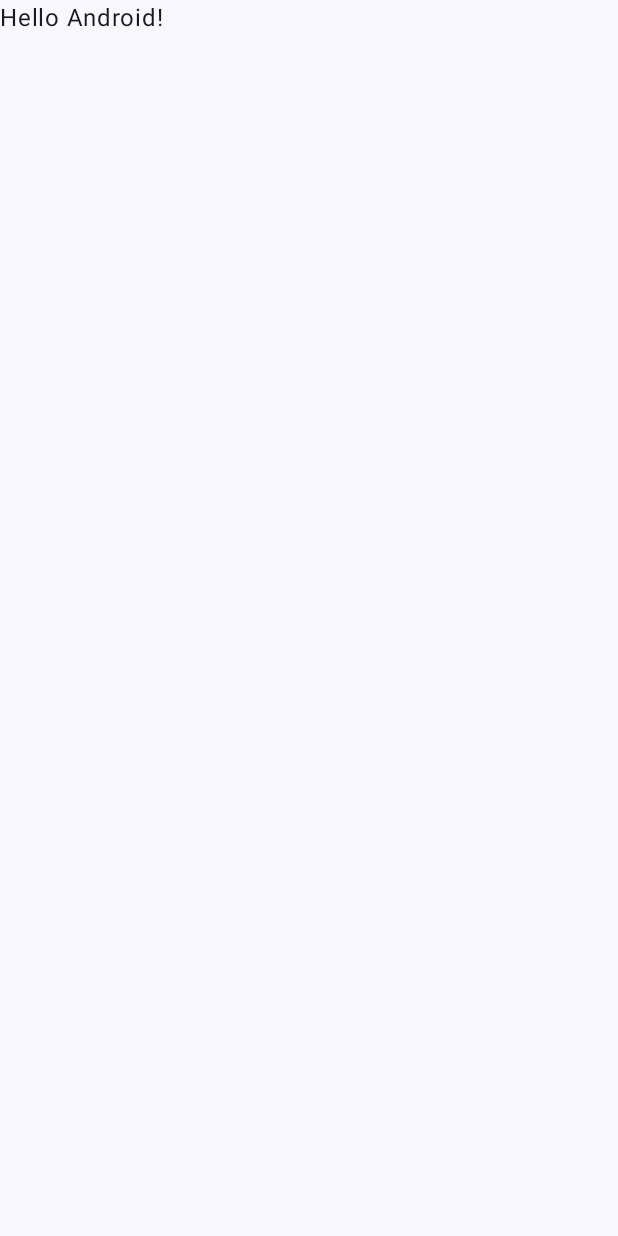
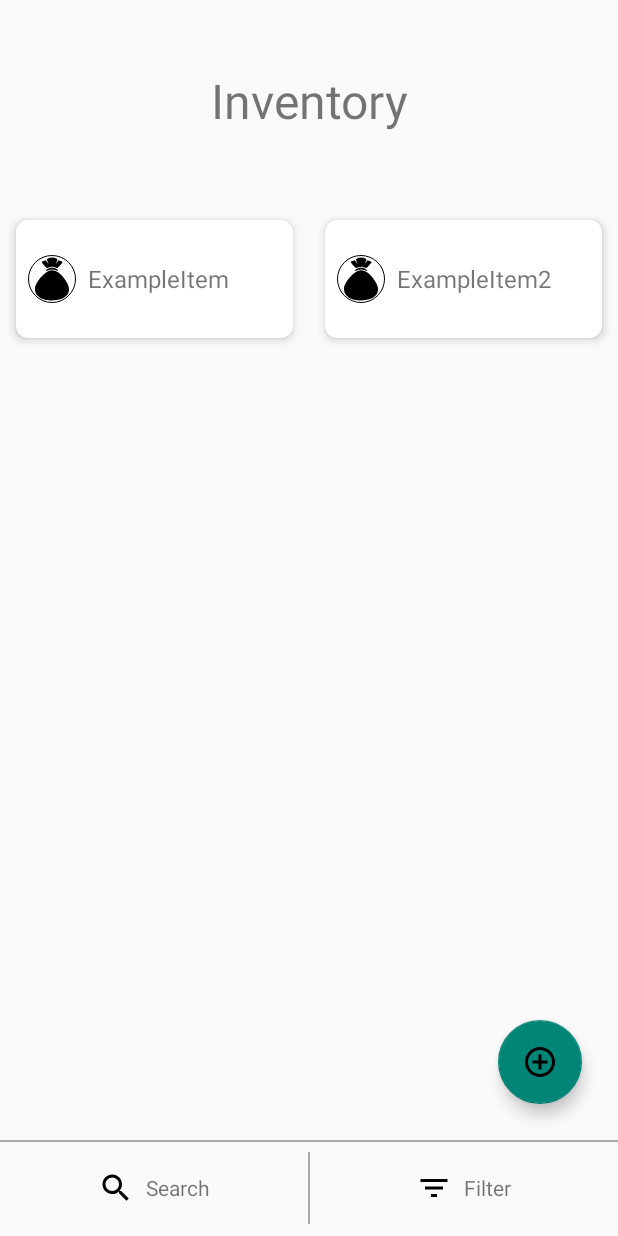
Before and after one commit to BlauesBIld/AITextDungeon, an Android app built with Jetpack Compose: the screen it shows after launch (MainActivity), on a phone screen of 412 x 824 dp. Before the commit the screen is almost empty. Run offline under Robolectric (Android 15) with nearby library versions, the phone set to English and light mode, and no system bars.

Commit message:
Temporary feature to add example items implemented

```diff
--- a/app/build.gradle.kts
+++ b/app/build.gradle.kts
@@ -5,7 +5,7 @@ plugins {
 
 android {
     namespace = "zeljko.dejan.rpginventorymanager"
-    compileSdk = 33
+    compileSdk = 34
 
     defaultConfig {
         applicationId = "zeljko.dejan.rpginventorymanager"
@@ -51,7 +51,7 @@ android {
 
 dependencies {
 
-    implementation("androidx.core:core-ktx:1.9.0")
+    implementation("androidx.core:core-ktx:1.12.0")
     implementation("androidx.lifecycle:lifecycle-runtime-ktx:2.6.2")
     implementation("androidx.activity:activity-compose:1.8.0")
     implementation(platform("androidx.compose:compose-bom:2023.03.00"))
@@ -59,6 +59,8 @@ dependencies {
     implementation("androidx.compose.ui:ui-graphics")
     implementation("androidx.compose.ui:ui-tooling-preview")
     implementation("androidx.compose.material3:material3")
+    implementation("androidx.recyclerview:recyclerview:1.3.2")
+    implementation("com.google.android.material:material:1.10.0")
     testImplementation("junit:junit:4.13.2")
     androidTestImplementation("androidx.test.ext:junit:1.1.5")
     androidTestImplementation("androidx.test.espresso:espresso-core:3.5.1")
--- a/app/src/main/AndroidManifest.xml
+++ b/app/src/main/AndroidManifest.xml
@@ -10,13 +10,13 @@
         android:label="@string/app_name"
         android:roundIcon="@mipmap/ic_launcher_round"
         android:supportsRtl="true"
-        android:theme="@style/Theme.RPGInventoryManager"
+        android:theme="@style/AppTheme"
         tools:targetApi="31">
         <activity
             android:name=".MainActivity"
             android:exported="true"
             android:label="@string/app_name"
-            android:theme="@style/Theme.RPGInventoryManager">
+            android:theme="@style/AppTheme">
             <intent-filter>
                 <action android:name="android.intent.action.MAIN" />
 
--- /dev/null
+++ b/app/src/main/java/zeljko/dejan/rpginventorymanager/Item.kt
@@ -0,0 +1,7 @@
+package zeljko.dejan.rpginventorymanager
+
+class Item(val name: String, val icon: Int){
+    var quantity: Int = 0;
+    var properties: MutableMap<String, String> = mutableMapOf()
+    var categories: MutableSet<String> = mutableSetOf()
+}
--- /dev/null
+++ b/app/src/main/java/zeljko/dejan/rpginventorymanager/ItemsAdapter.kt
@@ -0,0 +1,41 @@
+package zeljko.dejan.rpginventorymanager
+
+import android.util.Log
+import android.view.LayoutInflater
+import android.view.View
+import android.view.ViewGroup
+import android.widget.ImageView
+import android.widget.TextView
+import androidx.recyclerview.widget.RecyclerView
+
+class ItemsAdapter(private val items: MutableList<Item>): RecyclerView.Adapter<ItemsAdapter.ItemViewHolder>() {
+    override fun onCreateViewHolder(parent: ViewGroup, viewType: Int): ItemViewHolder {
+        val view = LayoutInflater.from(parent.context).inflate(R.layout.item_layout, parent, false)
+        return ItemViewHolder(view)
+    }
+
+    override fun onBindViewHolder(holder: ItemViewHolder, position: Int) {
+        val item = items[position]
+        holder.nameTextView.text = item.name
+        if (item.icon != 0) {
+            holder.iconImageView.setImageResource(item.icon)
+        } else {
+            holder.iconImageView.visibility = View.GONE
+        }
+    }
+
+    class ItemViewHolder(view: View) : RecyclerView.ViewHolder(view) {
+        val nameTextView: TextView = view.findViewById(R.id.item_name)
+        val iconImageView: ImageView = view.findViewById(R.id.item_icon)
+    }
+
+    override fun getItemCount(): Int {
+        return items.size;
+    }
+
+    fun addItem(item: Item) {
+        items.add(item)
+        notifyItemInserted(items.size - 1)
+        Log.i("ItemsAdapter", "Item added: ${item.name}")
+    }
+}
--- a/app/src/main/java/zeljko/dejan/rpginventorymanager/MainActivity.kt
+++ b/app/src/main/java/zeljko/dejan/rpginventorymanager/MainActivity.kt
@@ -1,46 +1,41 @@
 package zeljko.dejan.rpginventorymanager
 
 import android.os.Bundle
-import androidx.activity.ComponentActivity
-import androidx.activity.compose.setContent
-import androidx.compose.foundation.layout.fillMaxSize
-import androidx.compose.material3.MaterialTheme
-import androidx.compose.material3.Surface
-import androidx.compose.material3.Text
-import androidx.compose.runtime.Composable
-import androidx.compose.ui.Modifier
-import androidx.compose.ui.tooling.preview.Preview
-import zeljko.dejan.rpginventorymanager.ui.theme.RPGInventoryManagerTheme
+import android.util.Log
+import android.view.View
+import androidx.appcompat.app.AppCompatActivity
+import androidx.recyclerview.widget.GridLayoutManager
+import androidx.recyclerview.widget.RecyclerView
+import com.google.android.material.floatingactionbutton.FloatingActionButton
 
-class MainActivity : ComponentActivity() {
+// Import other necessary classes
+
+class MainActivity : AppCompatActivity() {
+    private lateinit var itemsRecyclerView: RecyclerView
+    private lateinit var adapter: ItemsAdapter
+
     override fun onCreate(savedInstanceState: Bundle?) {
         super.onCreate(savedInstanceState)
-        setContent {
-            RPGInventoryManagerTheme {
-                // A surface container using the 'background' color from the theme
-                Surface(
-                    modifier = Modifier.fillMaxSize(),
-                    color = MaterialTheme.colorScheme.background
-                ) {
-                    Greeting("Android")
-                }
-            }
-        }
+        setContentView(R.layout.activity_main)
+
+        itemsRecyclerView = findViewById(R.id.itemsRecyclerView)
+        adapter = ItemsAdapter(mutableListOf(Item("ExampleItem", R.drawable.ic_pouch), Item("ExampleItem2", R.drawable.ic_pouch)))
+        itemsRecyclerView.adapter = adapter
+
+        val layoutManager = GridLayoutManager(this, 2)
+        itemsRecyclerView.layoutManager = layoutManager
+
+        val fabAddItem = findViewById<FloatingActionButton>(R.id.fabAddItem)
+        fabAddItem.setOnClickListener{startAddNewItemProcess()}
+    }
+
+    fun onSearchClicked(view: View) {}
+
+    fun onFilterClicked(view: View) {}
+
+    fun startAddNewItemProcess(){
+        Log.i("MainActivity", "Add new item process started")
+        val exampleItem = Item("ExampleItem", R.drawable.ic_pouch)
+        adapter.addItem(exampleItem)
     }
 }
-
-@Composable
-fun Greeting(name: String, modifier: Modifier = Modifier) {
-    Text(
-        text = "Hello $name!",
-        modifier = modifier
-    )
-}
-
-@Preview(showBackground = true)
-@Composable
-fun GreetingPreview() {
-    RPGInventoryManagerTheme {
-        Greeting("Android")
-    }
-}
--- /dev/null
+++ b/app/src/main/res/drawable/bottom_bar_background.xml
@@ -0,0 +1,15 @@
+<layer-list xmlns:android="http://schemas.android.com/apk/res/android">
+    <item>
+        <shape android:shape="rectangle">
+            <solid android:color="@android:color/transparent"/>
+        </shape>
+    </item>
+    <item android:bottom="-2dp" android:right="-2dp" android:left="-2dp">
+        <shape>
+            <stroke
+                android:width="1dp"
+                android:color="@android:color/darker_gray" />
+            <solid android:color="@android:color/transparent"/>
+        </shape>
+    </item>
+</layer-list>
--- /dev/null
+++ b/app/src/main/res/drawable/circle_shape.xml
@@ -0,0 +1,8 @@
+<shape xmlns:android="http://schemas.android.com/apk/res/android"
+    android:shape="oval">
+    <solid android:color="@color/white"/> <!-- Circle color -->
+    <stroke android:width="0.5dp" android:color="@android:color/black"/> <!-- Black outline -->
+    <size
+        android:width="24dp"
+        android:height="24dp"/>
+</shape>
--- /dev/null
+++ b/app/src/main/res/drawable/fab_background.xml
@@ -0,0 +1,18 @@
+<layer-list xmlns:android="http://schemas.android.com/apk/res/android">
+    <!-- Shadow Layer -->
+    <item android:left="4dp" android:top="4dp">
+        <shape android:shape="oval">
+            <solid android:color="#40000000"/>
+        </shape>
+    </item>
+
+    <!-- Button Layer with Outline -->
+    <item android:bottom="4dp" android:right="4dp">
+        <shape android:shape="oval">
+            <!-- Outline (Stroke) -->
+            <stroke android:width="2dp" android:color="@android:color/black"/>
+            <!-- Button Color -->
+            <solid android:color="@color/green"/>
+        </shape>
+    </item>
+</layer-list>
--- /dev/null
+++ b/app/src/main/res/drawable/ic_add.xml
@@ -0,0 +1,5 @@
+<vector android:height="48dp" android:tint="#000000"
+    android:viewportHeight="24" android:viewportWidth="24"
+    android:width="48dp" xmlns:android="http://schemas.android.com/apk/res/android">
+    <path android:fillColor="@android:color/white" android:pathData="M13,7h-2v4L7,11v2h4v4h2v-4h4v-2h-4L13,7zM12,2C6.48,2 2,6.48 2,12s4.48,10 10,10 10,-4.48 10,-10S17.52,2 12,2zM12,20c-4.41,0 -8,-3.59 -8,-8s3.59,-8 8,-8 8,3.59 8,8 -3.59,8 -8,8z"/>
+</vector>
--- /dev/null
+++ b/app/src/main/res/drawable/ic_filter.xml
@@ -0,0 +1,5 @@
+<vector android:height="24dp" android:tint="#000000"
+    android:viewportHeight="24" android:viewportWidth="24"
+    android:width="24dp" xmlns:android="http://schemas.android.com/apk/res/android">
+    <path android:fillColor="@android:color/white" android:pathData="M10,18h4v-2h-4v2zM3,6v2h18L21,6L3,6zM6,13h12v-2L6,11v2z"/>
+</vector>
--- /dev/null
+++ b/app/src/main/res/drawable/ic_pouch.xml
@@ -0,0 +1,9 @@
+<vector xmlns:android="http://schemas.android.com/apk/res/android"
+    android:width="100dp"
+    android:height="100dp"
+    android:viewportWidth="100"
+    android:viewportHeight="100">
+  <path
+      android:fillColor="#FF000000"
+      android:pathData="M85.32,68.79C87.7,92.13 59,94.72 48.23,94.72s-34.29,-4 -33.68,-25.32c0.3,-10.73 20.7,-37.67 35.48,-37.67C66.87,31.73 84.24,58.11 85.32,68.79ZM69.56,13a37.19,37.19 0,0 1,-6.25 -2.13s-3.66,6.56 -5.49,7.32A43,43 0,0 0,61.33 9.3s-3.29,-4 -10.91,-4h-0.14c-7.61,0 -10.9,4 -10.9,4a43,43 0,0 0,3.51 8.85c-1.83,-0.76 -5.5,-7.32 -5.5,-7.32A37.19,37.19 0,0 1,31.14 13c-1.83,0.46 -2.29,1.22 -2.13,2.6 0,1.06 10.21,11.59 10.21,11.59 1.86,-0.72 10.11,-2.5 11.13,-2.72 1,0.22 9.27,2 11.13,2.72 0,0 10.22,-10.53 10.22,-11.59C71.85,14.18 71.4,13.42 69.56,13ZM62.14,33.25c1.83,-2.59 -4.77,-6.86 -12,-6.86s-14.32,5 -12,6.88c1.1,0.9 4.77,-2.92 12,-2.92S61.94,33.53 62.14,33.25Z"/>
+</vector>
--- /dev/null
+++ b/app/src/main/res/drawable/ic_search.xml
@@ -0,0 +1,5 @@
+<vector android:height="24dp" android:tint="#000000"
+    android:viewportHeight="24" android:viewportWidth="24"
+    android:width="24dp" xmlns:android="http://schemas.android.com/apk/res/android">
+    <path android:fillColor="@android:color/white" android:pathData="M15.5,14h-0.79l-0.28,-0.27C15.41,12.59 16,11.11 16,9.5 16,5.91 13.09,3 9.5,3S3,5.91 3,9.5 5.91,16 9.5,16c1.61,0 3.09,-0.59 4.23,-1.57l0.27,0.28v0.79l5,4.99L20.49,19l-4.99,-5zM9.5,14C7.01,14 5,11.99 5,9.5S7.01,5 9.5,5 14,7.01 14,9.5 11.99,14 9.5,14z"/>
+</vector>
--- /dev/null
+++ b/app/src/main/res/layout/activity_main.xml
@@ -0,0 +1,114 @@
+<RelativeLayout xmlns:android="http://schemas.android.com/apk/res/android"
+    xmlns:tools="http://schemas.android.com/tools"
+    android:layout_width="match_parent"
+    android:layout_height="match_parent"
+    tools:context=".MainActivity">
+
+    <LinearLayout
+        android:layout_width="match_parent"
+        android:layout_height="match_parent"
+        android:orientation="vertical"
+        tools:context=".MainActivity">
+
+        <TextView
+            android:id="@+id/headerTitle"
+            android:layout_width="match_parent"
+            android:layout_height="0dp"
+            android:layout_weight="15"
+            android:gravity="center"
+            android:text="@string/inventory"
+            android:textSize="32sp" />
+
+        <androidx.recyclerview.widget.RecyclerView
+            android:id="@+id/itemsRecyclerView"
+            android:layout_width="match_parent"
+            android:layout_height="0dp"
+            android:layout_weight="70" />
+
+        <LinearLayout
+            android:id="@+id/bottomBar"
+            android:layout_width="match_parent"
+            android:layout_height="wrap_content"
+            android:background="@drawable/bottom_bar_background"
+            android:orientation="horizontal"
+            android:weightSum="2">
+
+            <FrameLayout
+                android:layout_width="0dp"
+                android:layout_height="64dp"
+                android:layout_weight="1"
+                android:background="?attr/selectableItemBackground"
+                android:clickable="true"
+                android:focusable="true"
+                android:onClick="onSearchClicked"
+                android:padding="10dp">
+
+                <LinearLayout
+                    android:layout_width="wrap_content"
+                    android:layout_height="wrap_content"
+                    android:layout_gravity="center"
+                    android:gravity="center"
+                    android:orientation="horizontal">
+
+                    <ImageView
+                        android:layout_width="wrap_content"
+                        android:layout_height="wrap_content"
+                        android:src="@drawable/ic_search" />
+
+                    <TextView
+                        android:layout_width="wrap_content"
+                        android:layout_height="wrap_content"
+                        android:layout_marginStart="8dp"
+                        android:text="@string/search" />
+                </LinearLayout>
+            </FrameLayout>
+
+            <View
+                android:layout_width="1dp"
+                android:layout_height="match_parent"
+                android:layout_marginVertical="8dp"
+                android:background="@android:color/darker_gray" />
+
+            <FrameLayout
+                android:layout_width="0dp"
+                android:layout_height="64dp"
+                android:layout_weight="1"
+                android:background="?attr/selectableItemBackground"
+                android:clickable="true"
+                android:focusable="true"
+                android:onClick="onFilterClicked"
+                android:padding="10dp">
+
+                <LinearLayout
+                    android:layout_width="wrap_content"
+                    android:layout_height="wrap_content"
+                    android:layout_gravity="center"
+                    android:gravity="center"
+                    android:orientation="horizontal">
+
+                    <ImageView
+                        android:layout_width="wrap_content"
+                        android:layout_height="wrap_content"
+                        android:src="@drawable/ic_filter" />
+
+                    <TextView
+                        android:layout_width="wrap_content"
+                        android:layout_height="wrap_content"
+                        android:layout_marginStart="8dp"
+                        android:text="@string/filter" />
+                </LinearLayout>
+            </FrameLayout>
+        </LinearLayout>
+    </LinearLayout>
+
+    <com.google.android.material.floatingactionbutton.FloatingActionButton
+        android:id="@+id/fabAddItem"
+        android:layout_width="wrap_content"
+        android:layout_height="wrap_content"
+        android:layout_alignParentEnd="true"
+        android:layout_alignParentBottom="true"
+        android:layout_marginEnd="24dp"
+        android:layout_marginBottom="88dp"
+        android:contentDescription="@string/add_new_item"
+        android:src="@drawable/ic_add"/>
+</RelativeLayout>
--- /dev/null
+++ b/app/src/main/res/layout/item_layout.xml
@@ -0,0 +1,35 @@
+<androidx.cardview.widget.CardView xmlns:android="http://schemas.android.com/apk/res/android"
+    xmlns:app="http://schemas.android.com/apk/res-auto"
+    android:layout_width="match_parent"
+    android:layout_height="96dp"
+    android:layout_margin="4dp"
+    android:layout_weight="1"
+    app:cardBackgroundColor="@color/white"
+    app:cardCornerRadius="8dp"
+    app:cardElevation="4dp"
+    app:cardUseCompatPadding="true">
+
+    <LinearLayout
+        android:layout_width="match_parent"
+        android:layout_height="match_parent"
+        android:gravity="center_vertical"
+        android:orientation="horizontal"
+        android:padding="8dp">
+
+        <ImageView
+            android:id="@+id/item_icon"
+            android:layout_width="32dp"
+            android:layout_height="32dp"
+            android:background="@drawable/circle_shape"
+            android:src="@drawable/ic_pouch"
+            android:scaleType="centerInside" />
+
+        <TextView
+            android:id="@+id/item_name"
+            android:layout_width="wrap_content"
+            android:layout_height="wrap_content"
+            android:layout_marginStart="8dp"
+            android:textSize="16sp" />
+
+    </LinearLayout>
+</androidx.cardview.widget.CardView>
--- a/app/src/main/res/values/colors.xml
+++ b/app/src/main/res/values/colors.xml
@@ -7,4 +7,5 @@
     <color name="teal_700">#FF018786</color>
     <color name="black">#FF000000</color>
     <color name="white">#FFFFFFFF</color>
+    <color name="green">#22A522</color>
 </resources>
--- a/app/src/main/res/values/strings.xml
+++ b/app/src/main/res/values/strings.xml
@@ -1,3 +1,7 @@
 <resources>
     <string name="app_name">RPGInventoryManager</string>
+    <string name="add_new_item">Add New Item</string>
+    <string name="search">Search</string>
+    <string name="filter">Filter</string>
+    <string name="inventory">Inventory</string>
 </resources>
--- /dev/null
+++ b/app/src/main/res/values/styles.xml
@@ -0,0 +1,4 @@
+<resources>
+    <style name="AppTheme" parent="Theme.AppCompat.Light.NoActionBar">
+    </style>
+</resources>
--- a/build.gradle.kts
+++ b/build.gradle.kts
@@ -1,5 +1,5 @@
 // Top-level build file where you can add configuration options common to all sub-projects/modules.
 plugins {
-    id("com.android.application") version "8.1.1" apply false
+    id("com.android.application") version "8.1.3" apply false
     id("org.jetbrains.kotlin.android") version "1.8.10" apply false
 }
```
